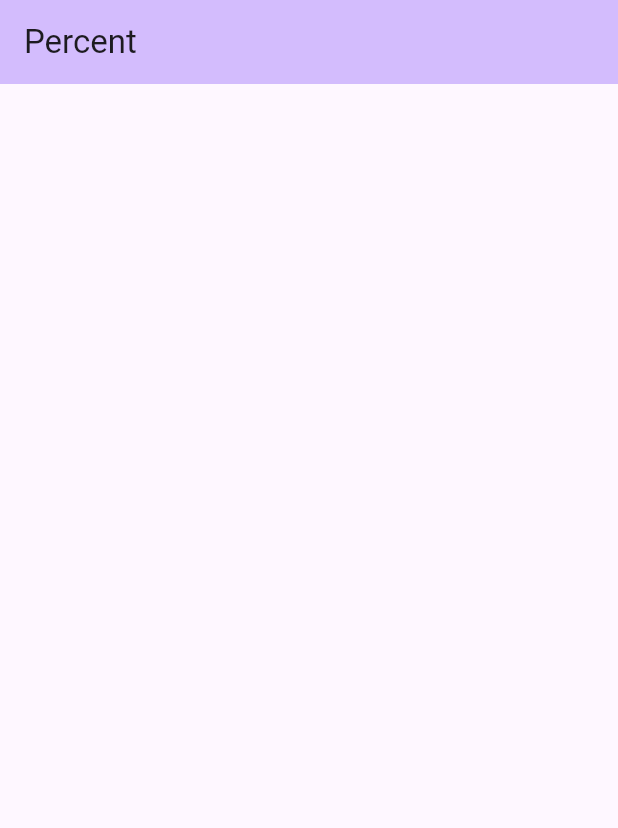
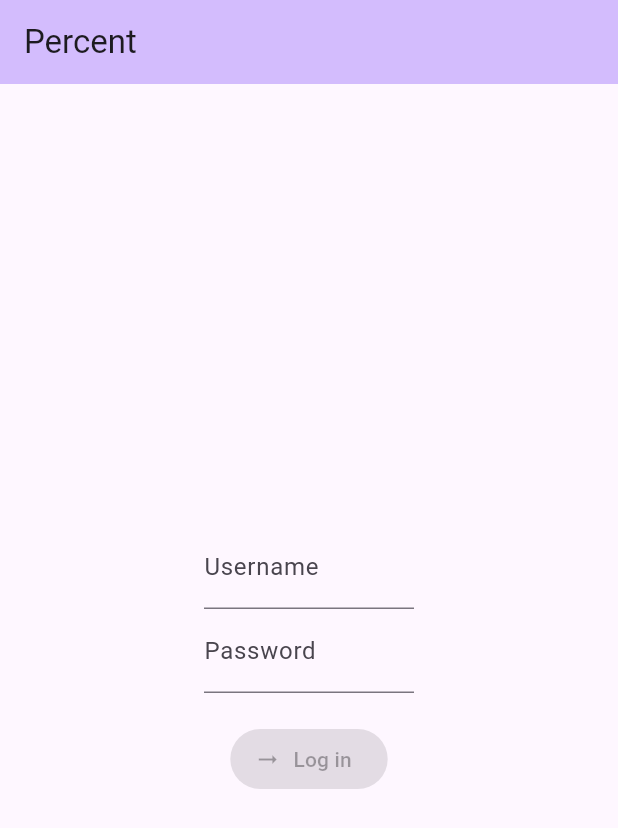
Before and after one commit to sroohani/percent_fe, a Flutter app: the screen it shows after launch, on a phone screen of 412 x 824 dp. Shown: the top 828 px of the screen. Run offline on Flutter 3.47's test engine with Material 2 defaults, Android fonts, the phone set to English and light mode, and no system bars.

Commit message:
Add home page contents

```diff
--- a/lib/main.dart
+++ b/lib/main.dart
@@ -37,7 +37,35 @@ class _HomePageState extends State<HomePage> {
         backgroundColor: Theme.of(context).colorScheme.inversePrimary,
         title: Text(widget.title),
       ),
-      body: const Center(),
+      body: Center(
+        child: SizedBox(
+          width: 140,
+          child: Column(
+            mainAxisAlignment: MainAxisAlignment.center,
+            children: <Widget>[
+              const TextField(
+                decoration: InputDecoration(
+                  labelText: 'Username',
+                ),
+              ),
+              const TextField(
+                decoration: InputDecoration(
+                  labelText: 'Password',
+                ),
+                obscureText: true,
+              ),
+              const SizedBox(
+                height: 20,
+              ),
+              ElevatedButton.icon(
+                onPressed: null,
+                icon: const Icon(Icons.arrow_right_alt),
+                label: const Text("Log in"),
+              ),
+            ],
+          ),
+        ),
+      ),
     );
   }
 }
```
